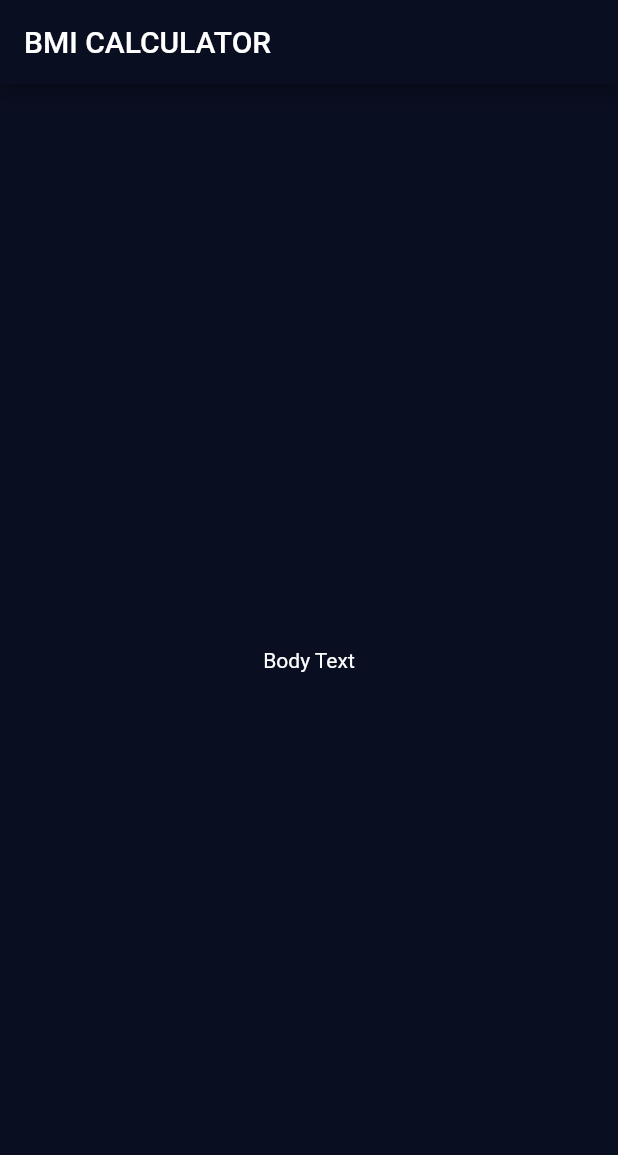
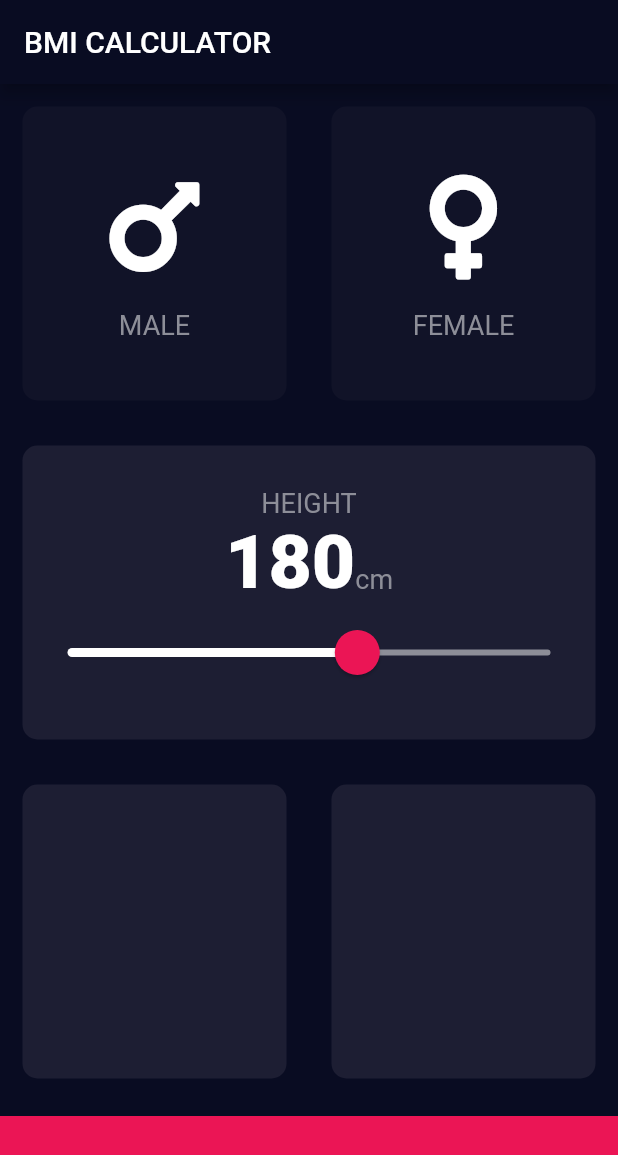
Before and after one commit to ReevMich/Flutter-Training-Series, a Flutter app: the screen it shows after launch, on a phone screen of 412 x 824 dp. Shown: the top 1155 px of the screen. Run offline on Flutter 3.47's test engine with Material 2 defaults, Android fonts, the light colour scheme and no system bars; our stand-ins replace audioplayers, font_awesome_flutter, rflutter_alert.

Commit message:
completed male and female toggle and height slider section

```diff
--- /dev/null
+++ b/bmi-calculator-flutter-master/lib/constants.dart
@@ -0,0 +1,16 @@
+import 'package:flutter/material.dart';
+
+const kBottomContainerHeight = 80.0;
+const kInActiveCardColor = Color(0xFF111328);
+const kActiveCardColor = Color(0xFF1D1E33);
+const kBottomContainerColor = Color(0xFFEB1555);
+
+const kLabelTextStyle = TextStyle(
+  fontSize: 18.0,
+  color: Color(0xFF8D8E98),
+);
+
+const kNumberTextStyle = TextStyle(
+  fontSize: 50,
+  fontWeight: FontWeight.w900,
+);
--- /dev/null
+++ b/bmi-calculator-flutter-master/lib/icon_content.dart
@@ -0,0 +1,31 @@
+import 'package:flutter/material.dart';
+import 'constants.dart';
+
+const double kIconSize = 80.0;
+const double kIconContentSpacing = 15.0;
+
+class IconContent extends StatelessWidget {
+  final IconData icon;
+  final String label;
+  IconContent({@required this.icon, @required this.label});
+
+  @override
+  Widget build(BuildContext context) {
+    return Column(
+      mainAxisAlignment: MainAxisAlignment.center,
+      children: <Widget>[
+        Icon(
+          this.icon,
+          size: kIconSize,
+        ),
+        SizedBox(
+          height: kIconContentSpacing,
+        ),
+        Text(
+          this.label,
+          style: kLabelTextStyle,
+        )
+      ],
+    );
+  }
+}
--- a/bmi-calculator-flutter-master/lib/input_page.dart
+++ b/bmi-calculator-flutter-master/lib/input_page.dart
@@ -1,4 +1,11 @@
 import 'package:flutter/material.dart';
+import 'package:font_awesome_flutter/font_awesome_flutter.dart';
+
+import 'icon_content.dart';
+import 'reusable_card.dart';
+import 'constants.dart';
+
+enum Gender { male, female }
 
 class InputPage extends StatefulWidget {
   @override
@@ -6,14 +13,128 @@ class InputPage extends StatefulWidget {
 }
 
 class _InputPageState extends State<InputPage> {
+  Gender selectedGender;
+  int height = 180;
+
   @override
   Widget build(BuildContext context) {
     return Scaffold(
       appBar: AppBar(
         title: Text('BMI CALCULATOR'),
       ),
-      body: Center(
-        child: Text('Body Text'),
+      body: Column(
+        crossAxisAlignment: CrossAxisAlignment.stretch,
+        children: <Widget>[
+          Expanded(
+            child: Row(
+              children: <Widget>[
+                Expanded(
+                  child: ReusableCard(
+                    onPress: () {
+                      setState(() {
+                        selectedGender = Gender.male;
+                      });
+                    },
+                    cardChild: IconContent(
+                      icon: FontAwesomeIcons.mars,
+                      label: 'MALE',
+                    ),
+                    color: selectedGender == Gender.male
+                        ? kActiveCardColor
+                        : kInActiveCardColor,
+                  ),
+                ),
+                Expanded(
+                  child: ReusableCard(
+                    onPress: () {
+                      setState(() {
+                        selectedGender = Gender.female;
+                      });
+                    },
+                    cardChild: IconContent(
+                      icon: FontAwesomeIcons.venus,
+                      label: 'FEMALE',
+                    ),
+                    color: selectedGender == Gender.female
+                        ? kActiveCardColor
+                        : kInActiveCardColor,
+                  ),
+                ),
+              ],
+            ),
+          ),
+          Expanded(
+            child: ReusableCard(
+              color: kActiveCardColor,
+              cardChild: Column(
+                mainAxisAlignment: MainAxisAlignment.center,
+                children: <Widget>[
+                  Text(
+                    'HEIGHT',
+                    style: kLabelTextStyle,
+                  ),
+                  Row(
+                    mainAxisAlignment: MainAxisAlignment.center,
+                    crossAxisAlignment: CrossAxisAlignment.baseline,
+                    textBaseline: TextBaseline.alphabetic,
+                    children: <Widget>[
+                      Text(
+                        '$height',
+                        style: kNumberTextStyle,
+                      ),
+                      Text(
+                        'cm',
+                        style: kLabelTextStyle,
+                      ),
+                    ],
+                  ),
+                  SliderTheme(
+                    data: SliderTheme.of(context).copyWith(
+                      inactiveTrackColor: Color(0xFF8D8E98),
+                      activeTrackColor: Colors.white,
+                      thumbColor: kBottomContainerColor,
+                      overlayColor: kBottomContainerColor.withAlpha(0x29),
+                      thumbShape: RoundSliderThumbShape(enabledThumbRadius: 15.0),
+                      overlayShape: RoundSliderOverlayShape(overlayRadius: 30.0),
+                    ),
+                    child: Slider(
+                      value: height.toDouble(),
+                      min: 120.0,
+                      max: 220.0,
+                      onChanged: (double value) {
+                        setState(() {
+                          this.height = value.round();
+                        });
+                      },
+                    ),
+                  )
+                ],
+              ),
+            ),
+          ),
+          Expanded(
+            child: Row(
+              children: <Widget>[
+                Expanded(
+                  child: ReusableCard(
+                    color: kActiveCardColor,
+                  ),
+                ),
+                Expanded(
+                  child: ReusableCard(
+                    color: kActiveCardColor,
+                  ),
+                ),
+              ],
+            ),
+          ),
+          Container(
+            color: kBottomContainerColor,
+            margin: EdgeInsets.only(top: 10.0),
+            width: double.infinity,
+            height: kBottomContainerHeight,
+          )
+        ],
       ),
     );
   }
--- a/bmi-calculator-flutter-master/lib/main.dart
+++ b/bmi-calculator-flutter-master/lib/main.dart
@@ -8,8 +8,8 @@ class BMICalculator extends StatelessWidget {
   Widget build(BuildContext context) {
     return MaterialApp(
       theme: ThemeData.dark().copyWith(
-        primaryColor: Color(0xFF0A0E21),
-        scaffoldBackgroundColor: Color(0xFF0A0E21),
+        primaryColor: Color(0xFF090C22),
+        scaffoldBackgroundColor: Color(0xFF090C22),
       ),
       home: InputPage(),
     );
--- /dev/null
+++ b/bmi-calculator-flutter-master/lib/reusable_card.dart
@@ -0,0 +1,24 @@
+import 'package:flutter/material.dart';
+
+class ReusableCard extends StatelessWidget {
+  final Color color;
+  final Widget cardChild;
+  final VoidCallback onPress;
+
+  ReusableCard({@required this.color, this.cardChild, this.onPress});
+
+  @override
+  Widget build(BuildContext context) {
+    return GestureDetector(
+      onTap: this.onPress,
+      child: Container(
+        child: this.cardChild,
+        margin: EdgeInsets.all(15),
+        decoration: BoxDecoration(
+          color: this.color,
+          borderRadius: BorderRadius.circular(10),
+        ),
+      ),
+    );
+  }
+}
--- a/bmi-calculator-flutter-master/pubspec.yaml
+++ b/bmi-calculator-flutter-master/pubspec.yaml
@@ -10,6 +10,7 @@ dependencies:
   flutter:
     sdk: flutter
 
+  font_awesome_flutter: ^8.5.0
   cupertino_icons: ^0.1.2
 
 dev_dependencies:
```
